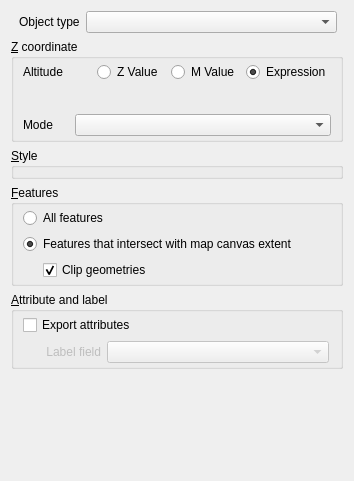
minorua/Qgis2threejs, file ui/vectorproperties.ui: the form before one commit.
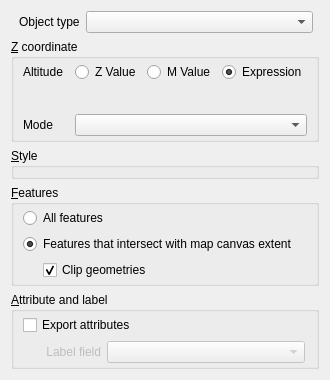
The form after the commit. Custom widgets are drawn as their Qt base class.

Patch:
```diff
--- a/ui/vectorproperties.ui
+++ b/ui/vectorproperties.ui
@@ -6,8 +6,8 @@
    <rect>
     <x>0</x>
     <y>0</y>
-    <width>354</width>
-    <height>481</height>
+    <width>321</width>
+    <height>374</height>
    </rect>
   </property>
   <property name="windowTitle">
```
Left out of the diff: 12 changed lines with no effect on the pictures.
